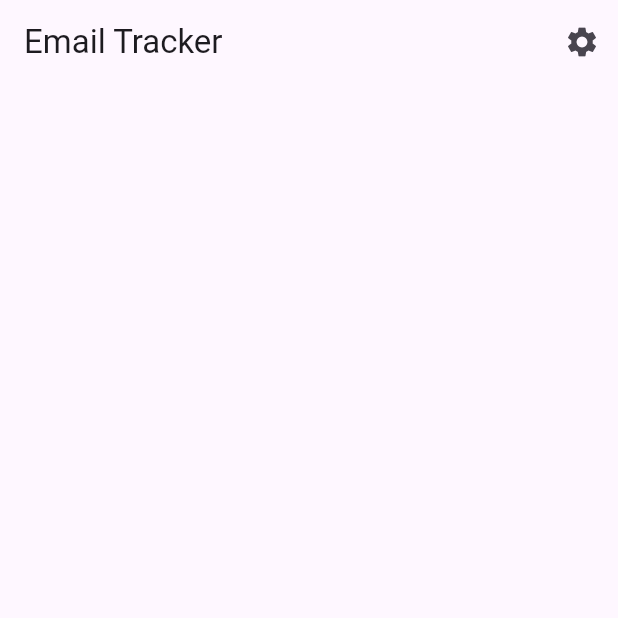
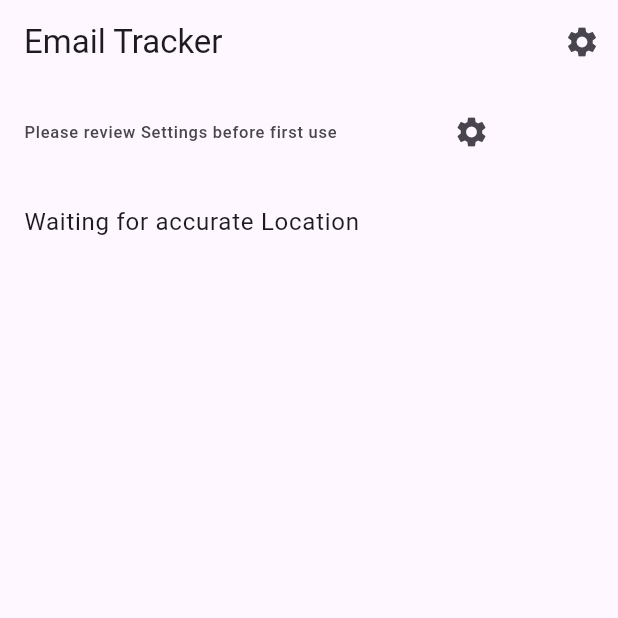
Before and after one commit to philseeley/pwemailtracker, a Flutter app: the screen it shows after launch, on a phone screen of 412 x 824 dp, the top half of it. Run offline on Flutter 3.47's test engine with Material 3 defaults, Android fonts, the light colour scheme and no system bars; our stand-ins replace location, share; missing offline and left inert: flutter_email_sender, latlong_formatter, markdown_widget.

Commit message:
We now stop getting the location once the accuracy is aquired and provide a refresh button.
Also handle loading settings better so that the defaults are not used.

```diff
--- a/lib/help_page.dart
+++ b/lib/help_page.dart
@@ -14,9 +14,9 @@ class HelpPage extends StatelessWidget {
         config: MarkdownConfig(configs: [LinkConfig(onTap: openURL)]),
         data: '''
 # Email Tracker
-Set the location "Accuracy" appropriate for you. You can email or share the data when your location has reached this accuracy.
+Set the location "Accuracy" appropriate for you. You can email or share the data when your location has been acquired to this accuracy. Restart the location acquisition by pressing the Refresh button.
 
-On Android, if "Auto Close" is enabled, the app will close once the "EMail" or "Share" buttons have been pressed. This is not available on iOS as it is against their guidelines.
+On Android, if "Auto Close" is enabled, the app will close once the "EMail" or "Share" buttons have been pressed. This is not available on iOS as it is against their App guidelines.
 
 Predefined templates sre provided for well known tracking applications and EMail Addresses.
 
--- a/lib/main.dart
+++ b/lib/main.dart
@@ -2,12 +2,10 @@ import 'dart:async';
 import 'dart:io';
 
 import 'package:flutter/services.dart';
-import 'package:format/format.dart';
 import 'package:flutter/material.dart';
 import 'package:flutter_email_sender/flutter_email_sender.dart';
 import 'package:share/share.dart';
 import 'package:location/location.dart';
-import 'package:fluttertoast/fluttertoast.dart';
 import 'package:latlong_formatter/latlong_formatter.dart';
 import 'settings.dart';
 import 'settings_page.dart';
@@ -33,8 +31,7 @@ class _Main extends StatefulWidget {
 }
 
 class _MainState extends State<_Main> with WidgetsBindingObserver {
-  // These default settings will be overwritten if already saved by init().
-  Settings settings = Settings();
+  Settings? settings;
 
   final Location location = Location();
   StreamSubscription<LocationData>? locationSubscription;
@@ -46,45 +43,70 @@ class _MainState extends State<_Main> with WidgetsBindingObserver {
   String subject = '';
   String body = '';
 
-  init() async {
+  String? msg;
+
+  _MainState() {
+    loadSettings();
+  }
+
+  loadSettings() async {
     settings = await Settings.load();
+    setFormatters();
 
+    setState(() {});
+  }
+
+  listenLocation() async {
     while(locationSubscription == null) {
       try {
+        PermissionStatus permStatus = await location.requestPermission();
+
+        if ([PermissionStatus.granted, PermissionStatus.grantedLimited].contains(permStatus)) {
           if (await location.serviceEnabled()) {
-          locationSubscription ??= location.onLocationChanged.listen(getLocation);
+            locationSubscription ??=
+                location.onLocationChanged.listen(getLocation);
+            msg = null;
           } else {
-          Fluttertoast.showToast(
-              msg: "Location is disabled", toastLength: Toast.LENGTH_LONG);
+            setState(() {
+              msg = "Location is disabled";
+            });
+          }
+        } else {
+          setState(() {
+            msg = "Location permission denied. Please allow";
+          });
+        }
+
         break;
-        }
       } on Exception {
-        Fluttertoast.showToast(
-            msg: "Waiting for Location service", toastLength: Toast.LENGTH_SHORT);
+        msg = 'Waiting for Location service';
         await Future.delayed(const Duration(seconds: 1));
       }
     }
+  }
 
-    setFormatters();
+  void cancelLocation() {
+    locationSubscription?.cancel();
+    locationSubscription = null;
   }
 
   @override
   void initState() {
     super.initState();
-    init();
+    listenLocation();
     WidgetsBinding.instance.addObserver(this);
   }
 
   getLocation(LocationData loc) {
     setState(() {
       locationData = loc;
+      msg = null;
     });
   }
 
   @override
   void dispose() {
-    locationSubscription?.cancel();
-    locationSubscription = null;
+    cancelLocation();
     super.dispose();
   }
 
@@ -96,9 +118,8 @@ class _MainState extends State<_Main> with WidgetsBindingObserver {
       case AppLifecycleState.inactive:
       case AppLifecycleState.detached:
       case AppLifecycleState.hidden:
-        settings.save();
-        locationSubscription?.cancel();
-        locationSubscription = null;
+        settings?.save();
+        cancelLocation();
 
         setState(() {
           locationData = null;
@@ -106,7 +127,7 @@ class _MainState extends State<_Main> with WidgetsBindingObserver {
 
         break;
       case AppLifecycleState.resumed:
-        init();
+        listenLocation();
         break;
     }
   }
@@ -115,25 +136,50 @@ class _MainState extends State<_Main> with WidgetsBindingObserver {
   Widget build(BuildContext context) {
     List<Widget> list = [];
 
-    if (locationData != null && ((locationData?.accuracy?.round())! <= (settings.accuracy.round()))) {
-      subject = subjectFormatter.format(LatLong(locationData!.latitude!, locationData!.longitude!), info: settings.info);
-      body = bodyFormatter.format(LatLong(locationData!.latitude!, locationData!.longitude!), info: settings.info);
-
-      if(settings.firstUse) {
-        list.add(ListTile(leading: const Text("Please review Settings before first use"), title: IconButton(onPressed: () => showSettingsPage(), icon: const Icon(Icons.settings))));
+    if(settings != null) {
+      if (settings!.firstUse) {
+        list.add(ListTile(
+            leading: const Text("Please review Settings before first use"),
+            title: IconButton(onPressed: () => showSettingsPage(),
+                icon: const Icon(Icons.settings))));
       }
 
-      list.add(ListTile(title: Text("Location acquired to ${locationData?.accuracy?.round()}m")));
-      if(subject.isNotEmpty) {
+      if (locationData != null &&
+          ((locationData?.accuracy?.round())! <= (settings!.accuracy.round()))) {
+        cancelLocation();
+
+        subject = subjectFormatter.format(
+            LatLong(locationData!.latitude!, locationData!.longitude!),
+            info: settings!.info);
+        body = bodyFormatter.format(
+            LatLong(locationData!.latitude!, locationData!.longitude!),
+            info: settings!.info);
+
+        list.add(ListTile(
+            title: Text(
+                "Location acquired to ${locationData?.accuracy?.round()}m"),
+            trailing: IconButton(
+                onPressed: listenLocation, icon: const Icon(Icons.refresh))));
+
+        if (subject.isNotEmpty) {
           list.add(ListTile(title: Text("Subject: $subject")));
         }
+
         list.add(ListTile(title: Text(body)));
         list.add(Row(mainAxisAlignment: MainAxisAlignment.center, children: [
-        IconButton(onPressed: sendEmail, icon: const Icon(Icons.email), iconSize: 64.0),
-        IconButton(onPressed: share, icon: const Icon(Icons.share), iconSize: 64.0)
+          IconButton(onPressed: sendEmail,
+              icon: const Icon(Icons.email),
+              iconSize: 64.0),
+          IconButton(
+              onPressed: share, icon: const Icon(Icons.share), iconSize: 64.0)
         ]));
       } else {
-      list.add(ListTile(title: Text(format("Waiting for accurate Location{}", (locationData != null) ? ": ${locationData?.accuracy?.round()}m" : ""))));
+        //      list.add(ListTile(title: Text(format("Waiting for accurate Location{}", (locationData != null) ? ": ${locationData?.accuracy?.round()}m" : ""))));
+        list.add(ListTile(title: Text(msg ??
+            'Waiting for accurate Location${(locationData != null)
+                ? ": ${locationData?.accuracy?.round()}m"
+                : ""}')));
+      }
     }
 
     return Scaffold(
@@ -143,10 +189,9 @@ class _MainState extends State<_Main> with WidgetsBindingObserver {
   }
 
   showSettingsPage () async {
-
     await Navigator.push(
         context, MaterialPageRoute(builder: (context) {
-        return SettingsPage(settings);
+        return SettingsPage(settings!);
       }));
 
     setState(() {
@@ -155,20 +200,20 @@ class _MainState extends State<_Main> with WidgetsBindingObserver {
       } catch (e) {
         showError(context, e.toString());
       }
-      settings.firstUse = false;
+      settings!.firstUse = false;
     });
   }
 
   setFormatters() {
     try {
-      bodyFormatter = LatLongFormatter(settings.template.bodyTemplate ?? settings.bodyTemplate);
+      bodyFormatter = LatLongFormatter(settings!.template.bodyTemplate ?? settings!.bodyTemplate);
     } catch (e) {
       showError(context, e.toString());
       bodyFormatter = LatLongFormatter('');
     }
     try {
       subjectFormatter =
-          LatLongFormatter(settings.template.subjectTemplate ?? settings.subjectTemplate);
+          LatLongFormatter(settings!.template.subjectTemplate ?? settings!.subjectTemplate);
     } catch (e) {
       showError(context, e.toString());
       bodyFormatter = LatLongFormatter('');
@@ -176,7 +221,7 @@ class _MainState extends State<_Main> with WidgetsBindingObserver {
   }
 
   void sendEmail() async {
-    List<String> recipients = settings.template.destinationEmails??settings.emailsAddresses;
+    List<String> recipients = settings!.template.destinationEmails??settings!.emailsAddresses;
 
     final Email email = Email(
       body: body,
@@ -192,12 +237,12 @@ class _MainState extends State<_Main> with WidgetsBindingObserver {
         showError(context, 'On iOS you must install and configure the Apple EMail App with an account.');
       }
       else {
-        showError(context, "Please screenshot this error and send to the developer: "+e.toString());
+        showError(context, "Please screenshot this error and send to the developer: $e");
       }
     }
 
     // The iOS guidelines prohibit the auto-closing of apps.
-    if (!Platform.isIOS && settings.autoClose) {
+    if (!Platform.isIOS && settings!.autoClose) {
       SystemNavigator.pop();
     }
   }
@@ -207,7 +252,7 @@ class _MainState extends State<_Main> with WidgetsBindingObserver {
     await Share.share("$s$body");
 
     // The iOS guidelines prohibit the auto-closing of apps.
-    if (!Platform.isIOS && settings.autoClose) {
+    if (!Platform.isIOS && settings!.autoClose) {
       SystemNavigator.pop();
     }
   }
--- a/pubspec.yaml
+++ b/pubspec.yaml
@@ -32,14 +32,12 @@ dependencies:
 
   flutter_email_sender:
   location:
-  fluttertoast:
   json_annotation:
   path_provider:
   intl:
   share:
   markdown_widget:
   url_launcher:
-  format:
   latlong_formatter: ^2.0.0
   #  path: ../latlong_formatter
 
```
Also changed, not shown: pubspec.lock. Lines whose indentation alone changed are shown as unchanged.
